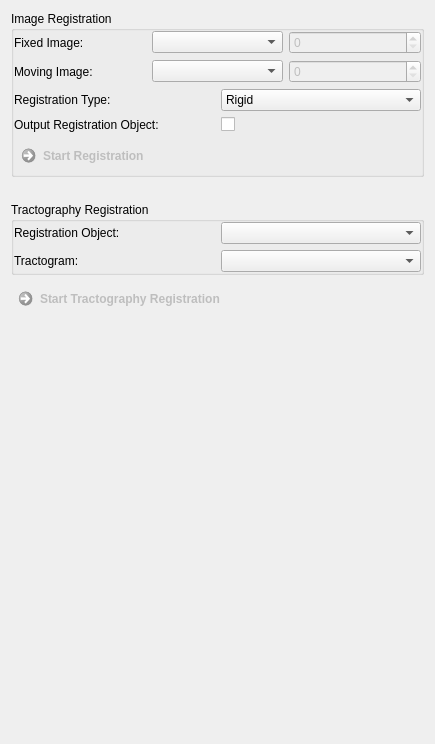
Old version of the form Plugins/org.mitk.gui.qt.diffusionimaging.registration/src/internal/QmitkSimpleRegistrationViewControls.ui in the repository MITK/MITK.
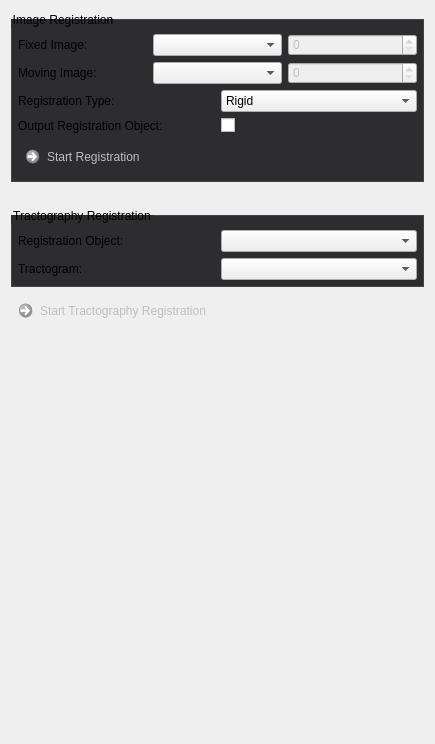
New version of the form. Custom widgets are drawn as their Qt base class.

Commit message: Update diffusion view style

```diff
--- a/Plugins/org.mitk.gui.qt.diffusionimaging.registration/src/internal/QmitkSimpleRegistrationViewControls.ui
+++ b/Plugins/org.mitk.gui.qt.diffusionimaging.registration/src/internal/QmitkSimpleRegistrationViewControls.ui
@@ -13,6 +13,43 @@
   <property name="windowTitle">
    <string>Form</string>
   </property>
+  <property name="styleSheet">
+   <string>QCommandLinkButton {
+  font-weight: normal;
+}
+
+QCommandLinkButton:disabled {
+  border: none;
+  font-weight: lighter;
+}
+
+QToolBox::tab {
+  border: 1px solid #434346;
+  font-weight: bold;
+}
+
+QToolBox::tab:hover {
+  background-color: #434346;
+  font-weight: bold;
+}
+
+QToolBox::tab:selected {
+  background-color: #1c97ea;
+  border: 1px solid #1c97ea;
+  font-weight: bold;
+}
+
+QGroupBox {
+  border: 1px solid #434346;
+  background-color: #2d2d30;
+  margin-top: 8px;
+  padding-top: 8px;
+}
+
+QGroupBox, QGroupBox:disabled {
+  background-color: #2d2d30;
+}</string>
+  </property>
   <layout class="QGridLayout" name="gridLayout_2">
    <property name="verticalSpacing">
     <number>25</number>
@@ -37,16 +74,16 @@
      </property>
      <layout class="QGridLayout" name="gridLayout_6">
       <property name="leftMargin">
-       <number>0</number>
+       <number>6</number>
       </property>
       <property name="topMargin">
-       <number>0</number>
+       <number>6</number>
       </property>
       <property name="rightMargin">
-       <number>0</number>
+       <number>6</number>
       </property>
       <property name="bottomMargin">
-       <number>0</number>
+       <number>6</number>
       </property>
       <item row="2" column="0">
        <widget class="QCommandLinkButton" name="m_RegistrationStartButton">
@@ -228,16 +265,16 @@
         </property>
         <layout class="QGridLayout" name="gridLayout_4">
          <property name="leftMargin">
-          <number>0</number>
+          <number>6</number>
          </property>
          <property name="topMargin">
-          <number>0</number>
+          <number>6</number>
          </property>
          <property name="rightMargin">
-          <number>0</number>
+          <number>6</number>
          </property>
          <property name="bottomMargin">
-          <number>0</number>
+          <number>6</number>
          </property>
          <item row="0" column="0">
           <widget class="QLabel" name="label_5">
```
Left out of the diff: 20 changed lines with no effect on the pictures. The commit also changes 32 other files.
